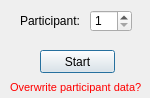
First picture: the form in startwindow.ui, repository rkovessy/VeWalker, before the edit.
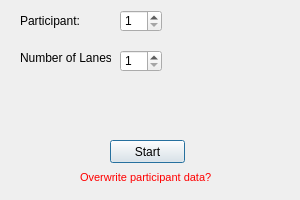
Second picture: the form after the edit.

Commit message: Two lane changes.

```diff
--- a/startwindow.ui
+++ b/startwindow.ui
@@ -6,14 +6,14 @@
    <rect>
     <x>0</x>
     <y>0</y>
-    <width>150</width>
-    <height>98</height>
+    <width>300</width>
+    <height>200</height>
    </rect>
   </property>
   <property name="maximumSize">
    <size>
-    <width>150</width>
-    <height>100</height>
+    <width>300</width>
+    <height>200</height>
    </size>
   </property>
   <property name="windowTitle">
@@ -22,8 +22,8 @@
   <widget class="QWidget" name="centralWidget">
    <property name="maximumSize">
     <size>
-     <width>150</width>
-     <height>100</height>
+     <width>300</width>
+     <height>200</height>
     </size>
    </property>
    <widget class="QLabel" name="label">
@@ -42,7 +42,7 @@
    <widget class="QSpinBox" name="participant">
     <property name="geometry">
      <rect>
-      <x>90</x>
+      <x>120</x>
       <y>10</y>
       <width>42</width>
       <height>22</height>
@@ -55,8 +55,8 @@
    <widget class="QPushButton" name="pushButton">
     <property name="geometry">
      <rect>
-      <x>40</x>
-      <y>50</y>
+      <x>110</x>
+      <y>140</y>
       <width>75</width>
       <height>23</height>
      </rect>
@@ -71,8 +71,8 @@
    <widget class="QLabel" name="error">
     <property name="geometry">
      <rect>
-      <x>10</x>
-      <y>80</y>
+      <x>80</x>
+      <y>170</y>
       <width>131</width>
       <height>16</height>
      </rect>
@@ -85,6 +85,35 @@
 &lt;p style=&quot; margin-top:0px; margin-bottom:0px; margin-left:0px; margin-right:0px; -qt-block-indent:0; text-indent:0px;&quot;&gt;&lt;span style=&quot; font-size:8pt; color:#ff0000;&quot;&gt;Overwrite participant data?&lt;/span&gt;&lt;/p&gt;&lt;/body&gt;&lt;/html&gt;</string>
     </property>
    </widget>
+   <widget class="QSpinBox" name="laneNum">
+    <property name="geometry">
+     <rect>
+      <x>120</x>
+      <y>50</y>
+      <width>42</width>
+      <height>22</height>
+     </rect>
+    </property>
+    <property name="minimum">
+     <number>1</number>
+    </property>
+    <property name="maximum">
+     <number>2</number>
+    </property>
+   </widget>
+   <widget class="QLabel" name="label_2">
+    <property name="geometry">
+     <rect>
+      <x>20</x>
+      <y>50</y>
+      <width>91</width>
+      <height>16</height>
+     </rect>
+    </property>
+    <property name="text">
+     <string>Number of Lanes:</string>
+    </property>
+   </widget>
   </widget>
  </widget>
  <layoutdefault spacing="6" margin="11"/>
```
The commit also changes 31 other files.
